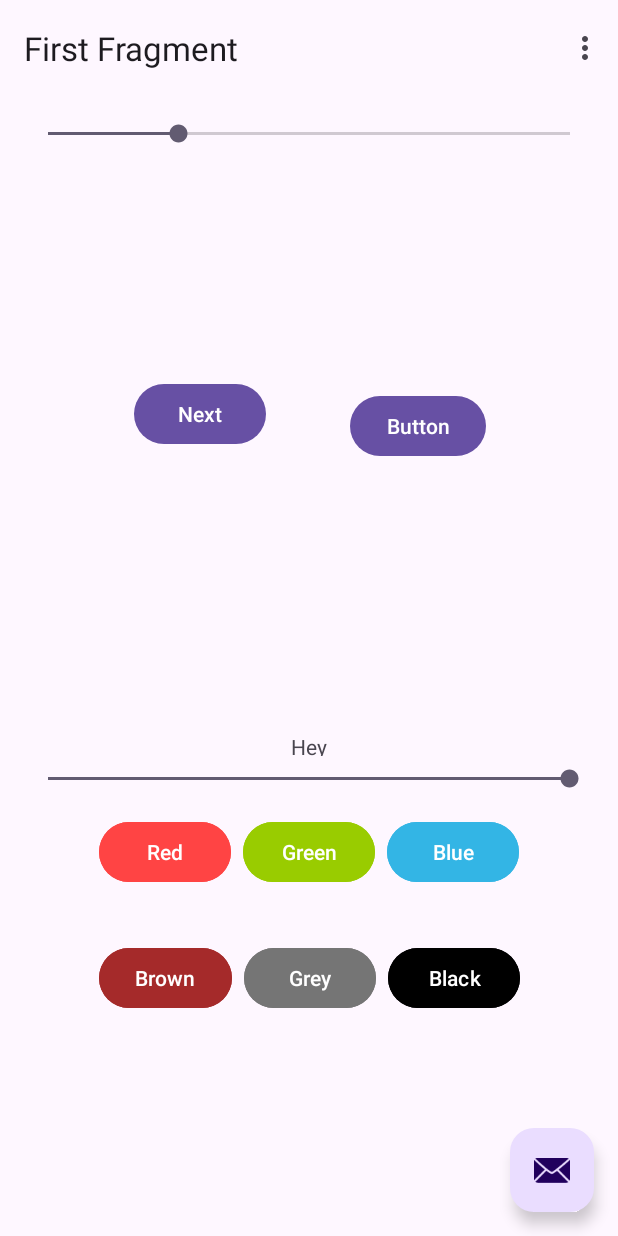
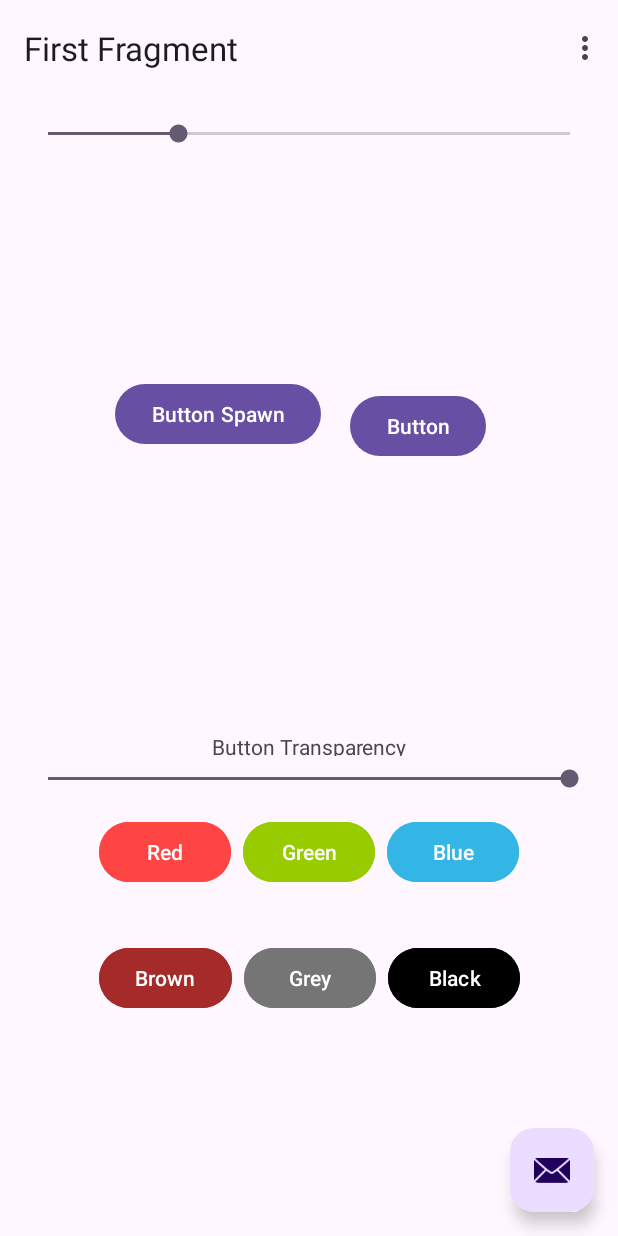
Before and after one commit to callom7/FloatingButtonApp, an Android app: the screen it shows after launch (MainActivity), on a phone screen of 412 x 824 dp. Run offline under Robolectric (Android 15) with nearby library versions, the phone set to English and light mode, and no system bars; our stand-ins replace navigation-ui.

Commit message:
Labels Updated

```diff
--- a/app/src/main/res/layout/fragment_first.xml
+++ b/app/src/main/res/layout/fragment_first.xml
@@ -15,7 +15,7 @@
 			android:id="@+id/buttonFirst"
 			android:layout_width="wrap_content"
 			android:layout_height="wrap_content"
-			android:text="@string/next"
+			android:text="Button Spawn"
 			app:layout_constraintBottom_toTopOf="@id/textview_first"
 			app:layout_constraintEnd_toEndOf="parent"
 			app:layout_constraintHorizontal_bias="0.25"
@@ -40,7 +40,7 @@
             android:layout_width="wrap_content"
             android:layout_height="16dp"
             android:layout_marginTop="16dp"
-            android:text="Hey"
+            android:text="Button Transparency"
             app:layout_constraintBottom_toBottomOf="parent"
             app:layout_constraintEnd_toEndOf="parent"
             app:layout_constraintStart_toStartOf="parent"
```
